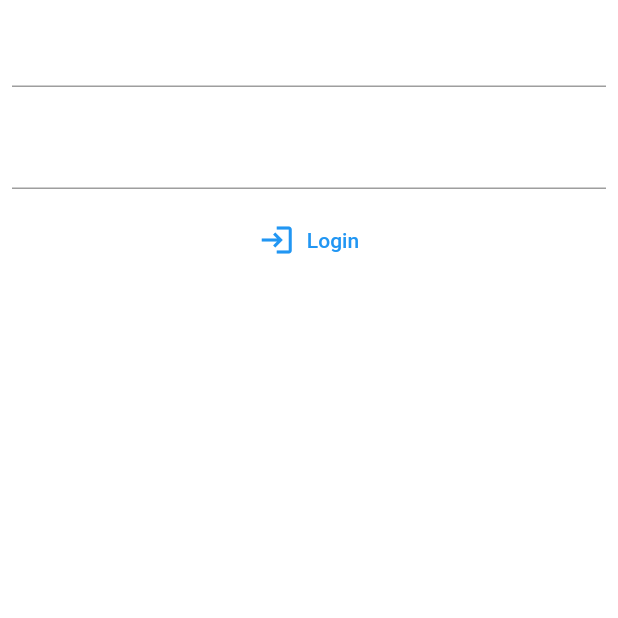
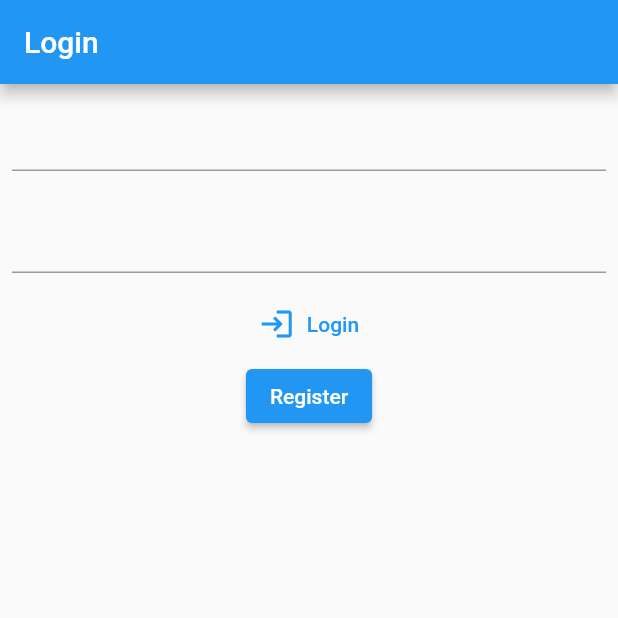
Before and after one commit to 2ernestkg/flutter-my-notes, a Flutter app: the screen it shows after launch, on a phone screen of 412 x 824 dp, the top half of it. Run offline on Flutter 3.47's test engine with Material 2 defaults, Android fonts, the phone set to English and light mode, and no system bars; our stand-ins replace email_validator, firebase_auth, firebase_core; accounts and stored records are empty.

Commit message:
Login and Verify Email View

```diff
--- a/lib/mynotes_ui.dart
+++ b/lib/app_container.dart
@@ -1,9 +1,8 @@
-import 'package:firebase_core/firebase_core.dart';
 import 'package:flutter/material.dart';
+import 'package:mynotes/login_view.dart';
 import 'package:mynotes/services/authentication/authentication.dart';
 import 'package:mynotes/services/authentication/authentication_service.dart';
-import 'package:mynotes/views/login_view.dart';
-import 'package:mynotes/views/verify_email_view.dart';
+import 'package:mynotes/views/main_view.dart';
 
 class AppContainer extends StatefulWidget {
   const AppContainer({super.key});
@@ -23,19 +22,6 @@ class _AppContainerState extends State<AppContainer> {
 
   @override
   Widget build(BuildContext context) {
-    Widget view = const MainView();
-    if (!_currentUser.isAuthenticated) {
-     view = const LoginView();
-    }
-    return Material(type: MaterialType.card, child: view);
+    return _currentUser.isAuthenticated ? const MainView() : const LoginView();
   }
 }
-
-class MainView extends StatelessWidget {
-  const MainView({super.key});
-
-  @override
-  Widget build(BuildContext context) {
-    return Text('Main View');
-  }
-}
--- /dev/null
+++ b/lib/login_view.dart
@@ -0,0 +1,110 @@
+import 'package:email_validator/email_validator.dart';
+import 'package:flutter/material.dart';
+import 'package:mynotes/services/authentication/authentication_exceptions.dart';
+import 'package:mynotes/services/authentication/authentication_service.dart';
+
+import '../common/notifications.dart';
+import '../routes.dart';
+
+class LoginView extends StatefulWidget {
+  const LoginView({super.key});
+
+  @override
+  State<LoginView> createState() => _LoginViewState();
+}
+
+class _LoginViewState extends State<LoginView> {
+  final authenticationService = AuthenticationService();
+  final GlobalKey<FormState> _formKey = GlobalKey<FormState>();
+  final TextEditingController _email = TextEditingController();
+  final TextEditingController _password = TextEditingController();
+
+  @override
+  void dispose() {
+    super.dispose();
+    _email.dispose();
+    _password.dispose();
+  }
+
+  @override
+  Widget build(BuildContext context) {
+    return Scaffold(
+        appBar: AppBar(
+          title: const Text("Login"),
+        ),
+        body: Form(
+            key: _formKey,
+            child: Column(children: [
+              Padding(
+                  padding:
+                      const EdgeInsets.symmetric(horizontal: 8, vertical: 10),
+                  child: TextFormField(
+                      keyboardType: TextInputType.emailAddress,
+                      controller: _email,
+                      enableSuggestions: false,
+                      validator: (value) {
+                        if (value == null || !EmailValidator.validate(value)) {
+                          return "Please enter valid email";
+                        }
+                        return null;
+                      })),
+              Padding(
+                  padding:
+                      const EdgeInsets.symmetric(horizontal: 8, vertical: 10),
+                  child: TextFormField(
+                      controller: _password,
+                      enableSuggestions: false,
+                      obscureText: true,
+                      validator: (value) {
+                        if (value == null) {
+                          return "Please enter a password";
+                        }
+                        return null;
+                      })),
+              TextButton.icon(
+                  icon: const Icon(Icons.login),
+                  label: const Text('Login'),
+                  onPressed: () async {
+                    if (_formKey.currentState!.validate()) {
+                      String emailAddress = _email.text;
+                      String password = _password.text;
+                      try {
+                        await authenticationService.login(
+                          email: emailAddress,
+                          password: password,
+                        );
+                        Navigator.pushNamedAndRemoveUntil(
+                          context,
+                          Routes.notesRoute,
+                          (route) => false,
+                        );
+                      } on UserNotFoundException {
+                        showErrorMessage(context, 'Login',
+                            'User with given email not found');
+                      } on WrongPasswordException {
+                        showErrorMessage(context, 'Login', 'Wrong password');
+                      } on InvalidEmailException {
+                        showErrorMessage(
+                            context, 'Login', 'Invalid email address provided');
+                      } on UserIsNotEnabledException {
+                        showErrorMessage(
+                            context, 'Login', 'User is not enabled');
+                      } on AuthenticationException {
+                        showErrorMessage(
+                            context, 'Login', 'Could not authenticate');
+                      }
+                    }
+                  }),
+              ElevatedButton(
+                onPressed: () {
+                  Navigator.pushNamedAndRemoveUntil(
+                    context,
+                    Routes.registerRoute,
+                    (route) => false,
+                  );
+                },
+                child: const Text('Register'),
+              ),
+            ])));
+  }
+}
--- a/lib/main.dart
+++ b/lib/main.dart
@@ -1,8 +1,12 @@
 import 'package:firebase_core/firebase_core.dart';
 import 'package:flutter/material.dart';
-import 'package:mynotes/mynotes_ui.dart';
+import 'package:mynotes/login_view.dart';
+import 'package:mynotes/register_view.dart';
 import 'package:mynotes/routes.dart';
-import 'package:mynotes/views/login_view.dart';
+import 'package:mynotes/views/main_view.dart';
+import 'package:mynotes/views/verify_email_view.dart';
+
+import 'app_container.dart';
 
 void main() {
   runApp(const MyApp());
@@ -21,6 +25,9 @@ class MyApp extends StatelessWidget {
       ),
       routes: {
         Routes.loginRoute: (context) => const LoginView(),
+        Routes.registerRoute: (context) => const RegisterView(),
+        Routes.notesRoute: (context) => const MainView(),
+        Routes.verifyEmailRoute: (context) => const VerifyEmailView(),
       },
       home: FutureBuilder(
         future: Firebase.initializeApp(),
--- a/lib/routes.dart
+++ b/lib/routes.dart
@@ -1,3 +1,9 @@
 class Routes {
-  static final String loginRoute = '/login/';
+  static const String loginRoute = '/login/';
+
+  static const String registerRoute = '/register/';
+
+  static const String verifyEmailRoute = '/verify_email_address/';
+
+  static const String notesRoute = "/notes/";
 }
--- a/lib/services/authentication/authentication_service.dart
+++ b/lib/services/authentication/authentication_service.dart
@@ -3,13 +3,15 @@ import 'package:mynotes/services/authentication/auth_provider/firebase_auth_prov
 import 'package:mynotes/services/authentication/authentication.dart';
 
 class AuthenticationService {
-  final Authentication _auth;
+  Authentication _auth;
   final AuthProvider _provider;
 
-  factory  AuthenticationService() => _instance;
-  static final AuthenticationService _instance = AuthenticationService._privateConstructor(FirebaseAuthProvider());
+  factory AuthenticationService() => _instance;
+  static final AuthenticationService _instance =
+      AuthenticationService._privateConstructor(FirebaseAuthProvider());
 
-  AuthenticationService._privateConstructor(this._provider) : _auth = AnonymousAuthentication();
+  AuthenticationService._privateConstructor(this._provider)
+      : _auth = AnonymousAuthentication();
 
   Authentication get auth => _auth;
 
@@ -28,6 +30,7 @@ class AuthenticationService {
   }
 
   Future<void> logout() {
+    _auth = AnonymousAuthentication();
     return _provider.logout();
   }
 
--- a/lib/views/login_view.dart
+++ /dev/null
@@ -1,84 +0,0 @@
-import 'package:email_validator/email_validator.dart';
-import 'package:flutter/material.dart';
-import 'package:mynotes/services/authentication/authentication_exceptions.dart';
-import 'package:mynotes/services/authentication/authentication_service.dart';
-
-import '../common/notifications.dart';
-
-class LoginView extends StatefulWidget {
-  const LoginView({super.key});
-
-  @override
-  State<LoginView> createState() => _LoginViewState();
-}
-
-class _LoginViewState extends State<LoginView> {
-  final authenticationService = AuthenticationService();
-  final GlobalKey<FormState> _formKey = GlobalKey<FormState>();
-  final TextEditingController _email = TextEditingController();
-  final TextEditingController _password = TextEditingController();
-
-  @override
-  void dispose() {
-    super.dispose();
-    _email.dispose();
-    _password.dispose();
-  }
-
-  @override
-  Widget build(BuildContext context) {
-    return Form(
-        key: _formKey,
-        child: Column(children: [
-          Padding(
-              padding: const EdgeInsets.symmetric(horizontal: 8, vertical: 10),
-              child: TextFormField(
-                  keyboardType: TextInputType.emailAddress,
-                  controller: _email,
-                  enableSuggestions: false,
-                  validator: (value) {
-                    if (value == null || !EmailValidator.validate(value)) {
-                      return "Please enter valid email";
-                    }
-                    return null;
-                  })),
-          Padding(
-              padding: const EdgeInsets.symmetric(horizontal: 8, vertical: 10),
-              child: TextFormField(
-                  controller: _password,
-                  enableSuggestions: false,
-                  obscureText: true,
-                  validator: (value) {
-                    if (value == null) {
-                      return "Please enter a password";
-                    }
-                    return null;
-                  })),
-          TextButton.icon(
-              icon: const Icon(Icons.login),
-              label: const Text('Login'),
-              onPressed: () async {
-                if (_formKey.currentState!.validate()) {
-                  String emailAddress = _email.text;
-                  String password = _password.text;
-                  try {
-                    await authenticationService.login(
-                      email: emailAddress,
-                      password: password,
-                    );
-                  } on UserNotFoundException {
-                    showErrorMessage(context, 'Login', 'User with given email not found');
-                  } on WrongPasswordException {
-                    showErrorMessage(context, 'Login', 'Wrong password');
-                  } on InvalidEmailException {
-                    showErrorMessage(context, 'Login', 'Invalid email address provided');
-                  } on UserIsNotEnabledException {
-                    showErrorMessage(context, 'Login', 'User is not enabled');
-                  } on AuthenticationException {
-                    showErrorMessage(context, 'Login', 'Could not authenticate');
-                  }
-                }
-              }),
-        ]));
-  }
-}
```
Also changed, not shown: lib/common/notifications.dart (+30 -3 lines), lib/register_view.dart (added, +81 -0 lines), lib/views/main_view.dart (added, +56 -0 lines), lib/views/verify_email_view.dart (+27 -3 lines).
